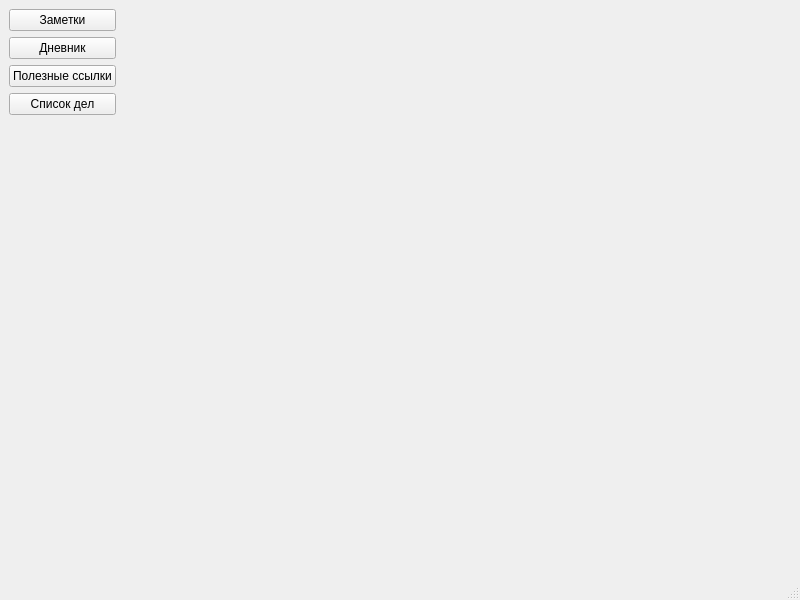
Qt form LifeNote/mainwindow.ui (KSIMAN/LifenoteOrganizer) before a commit.
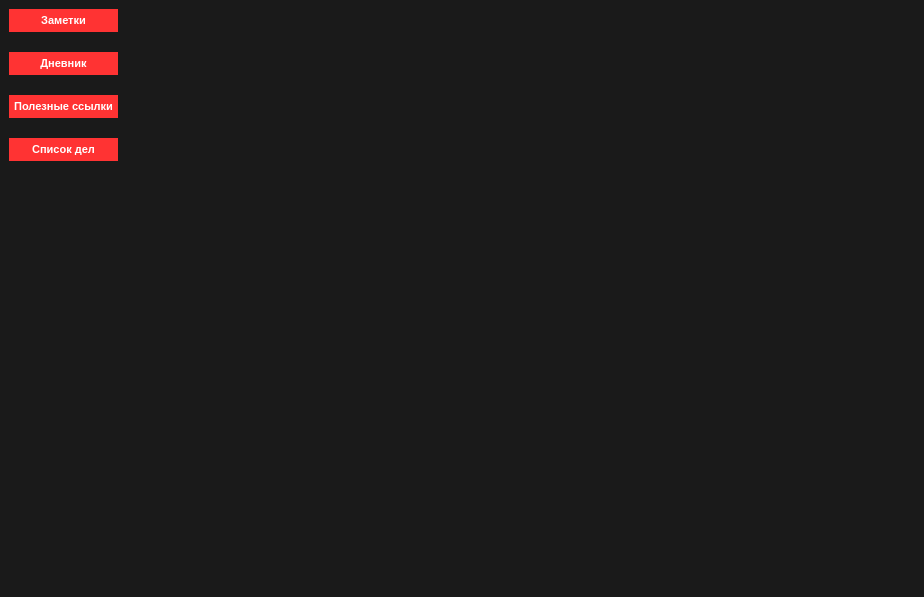
The same form after that commit. Icons and pictures are not drawn.

Commit message: Diary section added, fixed some bugs

```diff
--- a/LifeNote/mainwindow.ui
+++ b/LifeNote/mainwindow.ui
@@ -6,8 +6,8 @@
    <rect>
     <x>0</x>
     <y>0</y>
-    <width>800</width>
-    <height>600</height>
+    <width>924</width>
+    <height>597</height>
    </rect>
   </property>
   <property name="sizePolicy">
@@ -19,10 +19,433 @@
   <property name="windowTitle">
    <string>MainWindow</string>
   </property>
+  <property name="styleSheet">
+   <string notr="true">/*-----QWidget-----*/
+QWidget
+{
+	background-color: #1a1a1a;
+	color: #000000;
+
+}
+
+
+/*-----QLabel-----*/
+QLabel
+{
+	background-color: transparent;
+	color: #c2c7d5;
+	font-size: 13px;
+
+}
+
+
+/*-----QPushButton-----*/
+QPushButton
+{
+	background-color: #ff3333;
+	color: #fff;
+	font-size: 11px;
+	font-weight: bold;
+	border: none;
+	border-radius: 25px;
+	padding: 5px;
+
+}
+
+
+QPushButton::disabled
+{
+	background-color: #5c5c5c;
+
+}
+
+
+QPushButton::pressed
+{
+	background-color: #ff4747;
+
+}
+
+
+/*-----QCheckBox-----*/
+QCheckBox
+{
+	background-color: transparent;
+	color: #fff;
+	font-size: 10px;
+	font-weight: bold;
+	border: none;
+	border-radius: 5px;
+
+}
+
+
+/*-----QCheckBox-----*/
+QCheckBox::indicator
+{
+    color: #b1b1b1;
+    background-color: #323232;
+    border: 1px solid darkgray;
+    width: 12px;
+    height: 12px;
+
+}
+
+
+QCheckBox::indicator:checked
+{
+    image:url(&quot;./ressources/check.png&quot;);
+	background-color: #ff3333;
+    border: 1px solid #ff3333;
+
+}
+
+
+QCheckBox::indicator:unchecked:hover
+{
+    border: 1px solid #ff3333;
+
+}
+
+
+QCheckBox::disabled
+{
+	color: #656565;
+
+}
+
+
+QCheckBox::indicator:disabled
+{
+	background-color: #656565;
+	color: #656565;
+    border: 1px solid #656565;
+
+}
+
+
+/*-----QLineEdit-----*/
+QLineEdit
+{
+	background-color: #c2c7d5;
+	color: #000;
+	font-weight: bold;
+	border: none;
+	border-radius: 2px;
+	padding: 3px;
+
+}
+
+
+/*-----QListView-----*/
+QListView
+{
+	background-color: #333333;
+	color: #fff;
+	font-size: 12px;
+	font-weight: bold;
+	border: 1px solid #191919;
+	show-decoration-selected: 0;
+	padding-left: -13px;
+	padding-right: -13px;
+
+}
+
+
+QListView::item
+{
+	color: #31cecb;
+	background-color: #454e5e;
+	border: none;
+	padding: 5px;
+	border-radius: 0px;
+	padding-left : 10px;
+	height: 42px;
+
+}
+
+QListView::item:selected
+{
+	color: #000;
+	background-color: #ff3333;
+
+}
+
+
+QListView::item:!selected
+{
+	color:white;
+	background-color: transparent;
+	border: none;
+	padding-left : 10px;
+
+}
+
+
+QListView::item:!selected:hover
+{
+	color: #000;
+	background-color: #bcbdbb;
+	border: none;
+	padding-left : 10px;
+
+}
+
+
+/*-----QTreeView-----*/
+QTreeView 
+{
+	background-color: #252525;
+	show-decoration-selected: 0;
+	color: #c2c8d7;
+
+}
+
+
+QTreeView::item 
+{
+	border-top-color: transparent;
+	border-bottom-color: transparent;
+
+}
+
+
+QTreeView::item:hover 
+{
+	background-color: #bcbdbb;
+	color: #000;
+
+}
+
+
+QTreeView::item:selected 
+{
+	background-color: #ff3333;
+	color: #000;
+
+}
+
+
+QTreeView::item:selected:active
+{
+	background-color: #ff3333;
+	color: #000;
+
+}
+
+
+QTreeView::branch:has-children:!has-siblings:closed,
+QTreeView::branch:closed:has-children:has-siblings 
+{
+	image: url(://tree-closed.png);
+
+}
+
+QTreeView::branch:open:has-children:!has-siblings,
+QTreeView::branch:open:has-children:has-siblings  
+{
+	image: url(://tree-open.png);
+
+}
+
+
+/*-----QTableView &amp; QTableWidget-----*/
+QTableView
+{
+    background-color: #252525;
+	border: 1px solid gray;
+    color: #f0f0f0;
+    gridline-color: gray;
+    outline : 0;
+
+}
+
+
+QTableView::disabled
+{
+    background-color: #242526;
+    border: 1px solid #32414B;
+    color: #656565;
+    gridline-color: #656565;
+    outline : 0;
+
+}
+
+
+QTableView::item:hover 
+{
+    background-color: #bcbdbb;
+    color: #000;
+
+}
+
+
+QTableView::item:selected 
+{
+	background-color: #ff3333;
+    color: #000;
+
+}
+
+
+QTableView::item:selected:disabled
+{
+    background-color: #1a1b1c;
+    border: 2px solid #525251;
+    color: #656565;
+
+}
+
+
+QTableCornerButton::section
+{
+	background-color: #343a49;
+    color: #fff;
+
+}
+
+
+QHeaderView::section
+{
+	color: #fff;
+	border-top: 0px;
+	border-bottom: 1px solid gray;
+	border-right: 1px solid gray;
+	background-color: #343a49;
+    margin-top:1px;
+	margin-bottom:1px;
+	padding: 5px;
+
+}
+
+
+QHeaderView::section:disabled
+{
+    background-color: #525251;
+    color: #656565;
+
+}
+
+
+QHeaderView::section:checked
+{
+    color: #000;
+    background-color: #ff3333;
+
+}
+
+
+QHeaderView::section:checked:disabled
+{
+    color: #656565;
+    background-color: #525251;
+
+}
+
+
+QHeaderView::section::vertical::first,
+QHeaderView::section::vertical::only-one
+{
+    border-top: 1px solid #353635;
+
+}
+
+
+QHeaderView::section::vertical
+{
+    border-top: 1px solid #353635;
+
+}
+
+
+QHeaderView::section::horizontal::first,
+QHeaderView::section::horizontal::only-one
+{
+    border-left: 1px solid #353635;
+
+}
+
+
+QHeaderView::section::horizontal
+{
+    border-left: 1px solid #353635;
+
+}
+
+
+/*-----QScrollBar-----*/
+QScrollBar:horizontal 
+{
+    background-color: transparent;
+    height: 8px;
+    margin: 0px;
+    padding: 0px;
+
+}
+
+
+QScrollBar::handle:horizontal 
+{
+    border: none;
+	min-width: 100px;
+    background-color: #9b9b9b;
+
+}
+
+
+QScrollBar::add-line:horizontal, 
+QScrollBar::sub-line:horizontal,
+QScrollBar::add-page:horizontal, 
+QScrollBar::sub-page:horizontal 
+{
+    width: 0px;
+    background-color: transparent;
+
+}
+
+
+QScrollBar:vertical 
+{
+    background-color: transparent;
+    width: 8px;
+    margin: 0;
+
+}
+
+
+QScrollBar::handle:vertical 
+{
+    border: none;
+	min-height: 100px;
+    background-color: #9b9b9b;
+
+}
+
+
+QScrollBar::add-line:vertical, 
+QScrollBar::sub-line:vertical,
+QScrollBar::add-page:vertical, 
+QScrollBar::sub-page:vertical 
+{
+    height: 0px;
+    background-color: transparent;
+
+}
+</string>
+  </property>
   <widget class="QWidget" name="centralwidget">
-   <layout class="QGridLayout" name="gridLayout">
+   <property name="sizePolicy">
+    <sizepolicy hsizetype="Expanding" vsizetype="Expanding">
+     <horstretch>0</horstretch>
+     <verstretch>0</verstretch>
+    </sizepolicy>
+   </property>
+   <layout class="QGridLayout" name="gridLayout_3">
     <item row="0" column="0">
      <layout class="QVBoxLayout" name="verticalLayout">
+      <property name="spacing">
+       <number>20</number>
+      </property>
       <item>
        <widget class="QPushButton" name="notes_Button">
         <property name="sizePolicy">
@@ -72,7 +495,7 @@
       </item>
      </layout>
     </item>
-    <item row="0" column="1">
+    <item row="0" column="1" rowspan="2">
      <widget class="QWidget" name="FormShowW" native="true">
       <property name="sizePolicy">
        <sizepolicy hsizetype="Expanding" vsizetype="Expanding">
@@ -80,7 +503,11 @@
         <verstretch>0</verstretch>
        </sizepolicy>
       </property>
-      <layout class="QGridLayout" name="gridLayout_3"/>
+      <layout class="QGridLayout" name="gridLayout_2">
+       <item row="0" column="0">
+        <layout class="QGridLayout" name="gridLayout"/>
+       </item>
+      </layout>
      </widget>
     </item>
    </layout>
```
Left out of the diff: 2 changed lines with no effect on the pictures. The commit also changes 17 other files.
